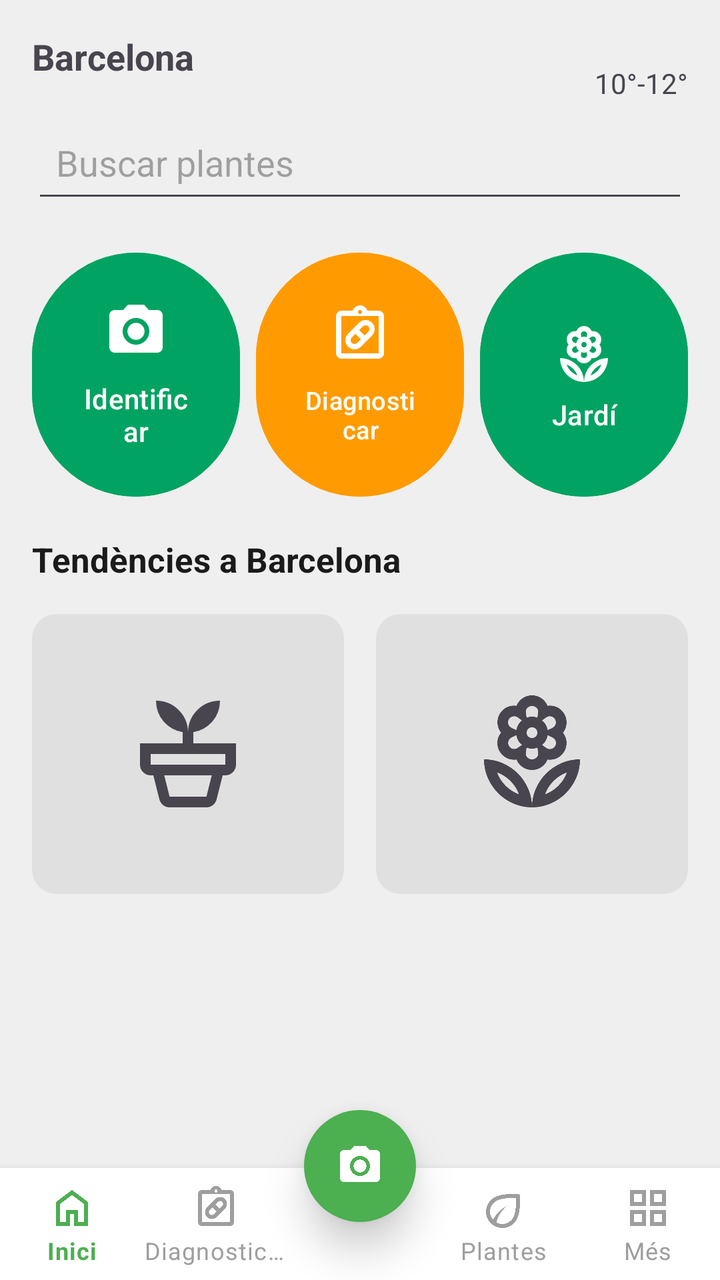
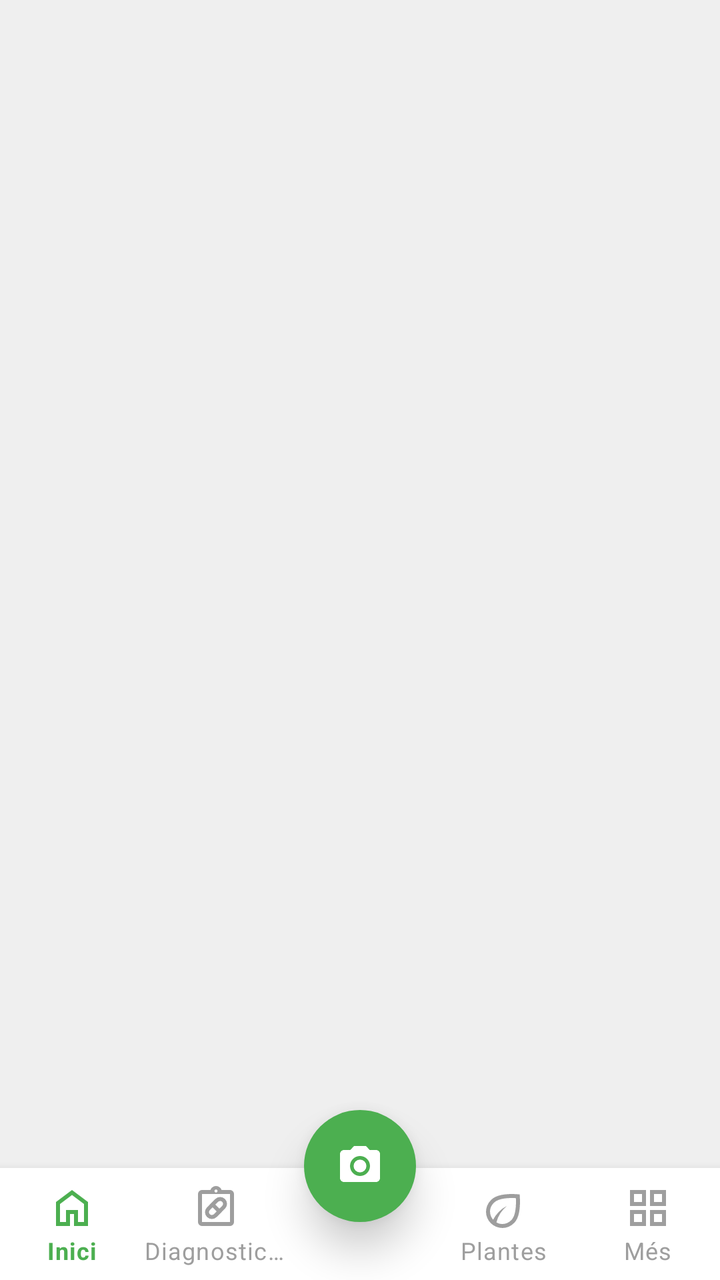

Two renders of the same Android screen: before a commit and after it. Below are the layout's source before the change and the commit's diff.
<!-- AndroidManifest.xml: application theme Theme.Plantzone -->
<!-- res/layout/activity_main.xml -->
<?xml version="1.0" encoding="utf-8"?>
<androidx.constraintlayout.widget.ConstraintLayout
    xmlns:android="http://schemas.android.com/apk/res/android"
    xmlns:app="http://schemas.android.com/apk/res-auto"
    xmlns:tools="http://schemas.android.com/tools"
    android:layout_width="match_parent"
    android:layout_height="match_parent"
    android:background="@color/lightgray">

    
    <androidx.constraintlayout.widget.ConstraintLayout
        android:id="@+id/constraintLayout"
        android:layout_width="0dp"
        android:layout_height="0dp"
        android:background="@color/lightgray"
        android:paddingBottom="80dp"
        app:layout_constraintTop_toTopOf="parent"
        app:layout_constraintBottom_toTopOf="@id/bottomNav"
        app:layout_constraintStart_toStartOf="parent"
        app:layout_constraintEnd_toEndOf="parent">

        
        <TextView
            android:id="@+id/txtCiudad"
            android:layout_width="wrap_content"
            android:layout_height="wrap_content"
            android:layout_margin="16dp"
            android:text="Barcelona"
            android:textSize="18sp"
            android:textStyle="bold"
            app:layout_constraintStart_toStartOf="parent"
            app:layout_constraintTop_toTopOf="parent" />

        <TextView
            android:id="@+id/txtTemp"
            android:layout_width="wrap_content"
            android:layout_height="wrap_content"
            android:layout_margin="16dp"
            android:text="10°-12°"
            app:layout_constraintEnd_toEndOf="parent"
            app:layout_constraintTop_toTopOf="@id/txtCiudad" />

        
        <EditText
            android:id="@+id/search"
            android:layout_width="0dp"
            android:layout_height="50dp"
            android:layout_margin="16dp"
            android:hint="Buscar plantes"
            android:padding="12dp"
            app:layout_constraintEnd_toEndOf="parent"
            app:layout_constraintStart_toStartOf="parent"
            app:layout_constraintTop_toBottomOf="@id/txtCiudad" />

        
        <LinearLayout
            android:id="@+id/menuOpciones"
            android:layout_width="0dp"
            android:layout_height="130dp"
            android:layout_margin="16dp"
            android:orientation="horizontal"
            android:weightSum="3"
            app:layout_constraintEnd_toEndOf="parent"
            app:layout_constraintStart_toStartOf="parent"
            app:layout_constraintTop_toBottomOf="@id/search">

            <com.google.android.material.button.MaterialButton
                android:layout_width="0dp"
                android:layout_height="match_parent"
                android:layout_marginEnd="4dp"
                android:layout_weight="1"
                android:backgroundTint="@color/green_500"
                android:text="Identificar"
                app:icon="@drawable/ic_camera"
                app:iconGravity="textTop"
                app:iconPadding="8dp"
                app:iconSize="32dp" />

            <com.google.android.material.button.MaterialButton
                android:layout_width="0dp"
                android:layout_height="match_parent"
                android:layout_marginHorizontal="4dp"
                android:layout_weight="1"
                android:backgroundTint="@color/orange_500"
                android:text="Diagnosticar"
                android:textSize="12.5sp"
                app:icon="@drawable/ic_health"
                app:iconGravity="textTop"
                app:iconPadding="8dp"
                app:iconSize="32dp" />

            <com.google.android.material.button.MaterialButton
                android:layout_width="0dp"
                android:layout_height="match_parent"
                android:layout_marginStart="4dp"
                android:layout_weight="1"
                android:backgroundTint="@color/green_500"
                android:text="Jardí"
                app:icon="@drawable/ic_plant"
                app:iconGravity="textTop"
                app:iconPadding="8dp"
                app:iconSize="32dp" />

        </LinearLayout>

        
        <TextView
            android:id="@+id/txtTendencias"
            android:textColor="#1A1A1A"
            android:layout_width="wrap_content"
            android:layout_height="wrap_content"
            android:layout_margin="16dp"
            android:text="Tendències a Barcelona"
            android:textSize="17dp"
            android:textStyle="bold"
            app:layout_constraintStart_toStartOf="parent"
            app:layout_constraintTop_toBottomOf="@id/menuOpciones" />

        <LinearLayout
            android:id="@+id/gridPreferits"
            android:layout_width="match_parent"
            android:layout_height="wrap_content"
            android:orientation="horizontal"
            android:paddingTop="16dp"
            android:paddingStart="16dp"
            android:paddingEnd="16dp"
            android:weightSum="2"
            app:layout_constraintTop_toBottomOf="@+id/txtTendencias"
            tools:ignore="MissingConstraints"
            tools:layout_editor_absoluteX="0dp">

            <androidx.cardview.widget.CardView
                android:layout_width="0dp"
                android:layout_height="140dp"
                android:layout_marginEnd="8dp"
                android:layout_weight="1"
                app:cardBackgroundColor="#E0E0E0"
                app:cardCornerRadius="12dp"
                app:cardElevation="0dp">
                <ImageView
                    android:id="@+id/ivPlant1"
                    android:layout_width="64dp"
                    android:layout_height="64dp"
                    android:layout_gravity="center"
                    android:contentDescription="Planta preferida 1"
                    android:src="@drawable/potted_plant_24px" />
            </androidx.cardview.widget.CardView>

            <androidx.cardview.widget.CardView
                android:layout_width="0dp"
                android:layout_height="140dp"
                android:layout_marginStart="8dp"
                android:layout_weight="1"
                app:cardBackgroundColor="#E0E0E0"
                app:cardCornerRadius="12dp"
                app:cardElevation="0dp">
                <ImageView
                    android:id="@+id/ivPlant2"
                    android:layout_width="64dp"
                    android:layout_height="64dp"
                    android:layout_gravity="center"
                    android:contentDescription="Planta preferida 2"
                    android:src="@drawable/local_florist_24px" />
            </androidx.cardview.widget.CardView>

        </LinearLayout>

    </androidx.constraintlayout.widget.ConstraintLayout>

    
    <com.google.android.material.bottomnavigation.BottomNavigationView
        android:id="@+id/bottomNav"
        android:layout_width="0dp"
        android:layout_height="wrap_content"
        app:menu="@menu/bottom_nav_menu"
        app:itemIconTint="@color/bottom_nav_item_color"
        app:itemTextColor="@color/bottom_nav_item_color"
        app:labelVisibilityMode="labeled"
        app:layout_constraintBottom_toBottomOf="parent"
        app:layout_constraintStart_toStartOf="parent"
        app:layout_constraintEnd_toEndOf="parent" />

    
    <ImageButton
        android:id="@+id/fabCamera"
        android:layout_width="56dp"
        android:layout_height="56dp"
        android:src="@drawable/ic_camera"
        android:contentDescription="Càmera"
        android:background="@drawable/fab_circle_background"
        android:padding="14dp"
        app:tint="@android:color/white"
        app:layout_constraintBottom_toBottomOf="parent"
        app:layout_constraintStart_toStartOf="parent"
        app:layout_constraintEnd_toEndOf="parent"
        android:layout_marginBottom="29dp"
        android:elevation="12dp" />

</androidx.constraintlayout.widget.ConstraintLayout>
<!-- resources referenced by this layout -->
<resources>
  <color name="green_500">#00A362</color>
  <color name="lightgray">#EFEFEF</color>
  <color name="orange_500">#FF9B00</color>
  <!-- drawable fab_circle_background (drawable) -->
  <?xml version="1.0" encoding="utf-8"?>
  <shape xmlns:android="http://schemas.android.com/apk/res/android"
      android:shape="oval">
      <solid android:color="#4CAF50" />
      <size
          android:width="56dp"
          android:height="56dp" />
  </shape>
  <!-- drawable ic_health (drawable) -->
  <vector xmlns:android="http://schemas.android.com/apk/res/android" android:height="24dp" android:tint="#FF9B00" android:viewportHeight="960" android:viewportWidth="960" android:width="24dp">
        
      <path android:fillColor="@android:color/white" android:pathData="M494,660Q454,700 397,700Q340,700 300,660Q260,620 260,563.5Q260,507 300,467L466,300Q506,260 563,260Q620,260 660,300Q700,340 700,396.5Q700,453 660,493L494,660ZM356,603Q379,626 403.5,619.5Q428,613 437,604L492,548L412,468L356,523Q339,540 339,563Q339,586 356,603ZM604,357Q581,334 556.5,340.5Q532,347 523,356L468,412L548,492L604,437Q621,420 621,397Q621,374 604,357ZM200,840Q167,840 143.5,816.5Q120,793 120,760L120,200Q120,167 143.5,143.5Q167,120 200,120L368,120Q381,84 411.5,62Q442,40 480,40Q518,40 548.5,62Q579,84 592,120L760,120Q793,120 816.5,143.5Q840,167 840,200L840,760Q840,793 816.5,816.5Q793,840 760,840L200,840ZM200,760L760,760Q760,760 760,760Q760,760 760,760L760,200Q760,200 760,200Q760,200 760,200L200,200Q200,200 200,200Q200,200 200,200L200,760Q200,760 200,760Q200,760 200,760ZM501.5,161.5Q510,153 510,140Q510,127 501.5,118.5Q493,110 480,110Q467,110 458.5,118.5Q450,127 450,140Q450,153 458.5,161.5Q467,170 480,170Q493,170 501.5,161.5ZM200,760Q200,760 200,760Q200,760 200,760L200,200Q200,200 200,200Q200,200 200,200L200,200Q200,200 200,200Q200,200 200,200L200,760Q200,760 200,760Q200,760 200,760Z"/>
      
  </vector>
  <!-- drawable ic_plant: vector/xml drawable (drawable, 3722 chars, omitted) -->
  <!-- drawable local_florist_24px: vector/xml drawable (drawable, 3757 chars, omitted) -->
  <!-- drawable potted_plant_24px (drawable) -->
  <vector xmlns:android="http://schemas.android.com/apk/res/android"
      android:width="24dp"
      android:height="24dp"
      android:viewportWidth="960"
      android:viewportHeight="960"
      android:tint="?attr/colorControlNormal">
    <path
        android:fillColor="@android:color/white"
        android:pathData="M342,800L618,800Q618,800 618,800Q618,800 618,800L658,640L302,640L342,800Q342,800 342,800Q342,800 342,800ZM342,880Q314,880 293,863Q272,846 265,819L220,640L740,640L695,819Q688,846 667,863Q646,880 618,880L342,880ZM200,560L760,560Q760,560 760,560Q760,560 760,560L760,480L200,480L200,560Q200,560 200,560Q200,560 200,560ZM480,320Q480,220 550,150Q620,80 720,80Q720,170 663,236Q606,302 520,316L520,400L840,400L840,560Q840,593 816.5,616.5Q793,640 760,640L200,640Q167,640 143.5,616.5Q120,593 120,560L120,400L440,400L440,316Q354,302 297,236Q240,170 240,80Q340,80 410,150Q480,220 480,320Z"/>
  </vector>
  <style name="Theme.Plantzone" parent="Base.Theme.Plantzone" />
  <color name="blue_500">#009CFF</color>
  <color name="white">#FFFFFF</color>
  <color name="black">#0F0F0F</color>
  <color name="blue_50">#E3F3FE</color>
  <style name="MyBottomNav" parent="Widget.MaterialComponents.BottomNavigationView">
          <item name="itemIconTint">@color/green_500</item>
          <item name="itemTextColor">@color/green_500</item>
          <item name="android:background">@color/white</item>
      </style>
  <!-- unchanged entries left out for length: 2 -->
</resources>

<!-- the commit's change to res/layout/activity_main.xml (unified diff, before → after) -->
@@ -7,167 +7,12 @@
     android:layout_height="match_parent"
     android:background="@color/lightgray">
 
-    
-    <androidx.constraintlayout.widget.ConstraintLayout
-        android:id="@+id/constraintLayout"
-        android:layout_width="0dp"
-        android:layout_height="0dp"
-        android:background="@color/lightgray"
-        android:paddingBottom="80dp"
-        app:layout_constraintTop_toTopOf="parent"
-        app:layout_constraintBottom_toTopOf="@id/bottomNav"
-        app:layout_constraintStart_toStartOf="parent"
-        app:layout_constraintEnd_toEndOf="parent">
+    <FrameLayout
+        android:id="@+id/fragmentContainer"
+        android:layout_width="match_parent"
+        android:layout_height="match_parent"
+        android:layout_above="@id/bottomNav" />
 
-        
-        <TextView
-            android:id="@+id/txtCiudad"
-            android:layout_width="wrap_content"
-            android:layout_height="wrap_content"
-            android:layout_margin="16dp"
-            android:text="Barcelona"
-            android:textSize="18sp"
-            android:textStyle="bold"
-            app:layout_constraintStart_toStartOf="parent"
-            app:layout_constraintTop_toTopOf="parent" />
-
-        <TextView
-            android:id="@+id/txtTemp"
-            android:layout_width="wrap_content"
-            android:layout_height="wrap_content"
-            android:layout_margin="16dp"
-            android:text="10°-12°"
-            app:layout_constraintEnd_toEndOf="parent"
-            app:layout_constraintTop_toTopOf="@id/txtCiudad" />
-
-        
-        <EditText
-            android:id="@+id/search"
-            android:layout_width="0dp"
-            android:layout_height="50dp"
-            android:layout_margin="16dp"
-            android:hint="Buscar plantes"
-            android:padding="12dp"
-            app:layout_constraintEnd_toEndOf="parent"
-            app:layout_constraintStart_toStartOf="parent"
-            app:layout_constraintTop_toBottomOf="@id/txtCiudad" />
-
-        
-        <LinearLayout
-            android:id="@+id/menuOpciones"
-            android:layout_width="0dp"
-            android:layout_height="130dp"
-            android:layout_margin="16dp"
-            android:orientation="horizontal"
-            android:weightSum="3"
-            app:layout_constraintEnd_toEndOf="parent"
-            app:layout_constraintStart_toStartOf="parent"
-            app:layout_constraintTop_toBottomOf="@id/search">
-
-            <com.google.android.material.button.MaterialButton
-                android:layout_width="0dp"
-                android:layout_height="match_parent"
-                android:layout_marginEnd="4dp"
-                android:layout_weight="1"
-                android:backgroundTint="@color/green_500"
-                android:text="Identificar"
-                app:icon="@drawable/ic_camera"
-                app:iconGravity="textTop"
-                app:iconPadding="8dp"
-                app:iconSize="32dp" />
-
-            <com.google.android.material.button.MaterialButton
-                android:layout_width="0dp"
-                android:layout_height="match_parent"
-                android:layout_marginHorizontal="4dp"
-                android:layout_weight="1"
-                android:backgroundTint="@color/orange_500"
-                android:text="Diagnosticar"
-                android:textSize="12.5sp"
-                app:icon="@drawable/ic_health"
-                app:iconGravity="textTop"
-                app:iconPadding="8dp"
-                app:iconSize="32dp" />
-
-            <com.google.android.material.button.MaterialButton
-                android:layout_width="0dp"
-                android:layout_height="match_parent"
-                android:layout_marginStart="4dp"
-                android:layout_weight="1"
-                android:backgroundTint="@color/green_500"
-                android:text="Jardí"
-                app:icon="@drawable/ic_plant"
-                app:iconGravity="textTop"
-                app:iconPadding="8dp"
-                app:iconSize="32dp" />
-
-        </LinearLayout>
-
-        
-        <TextView
-            android:id="@+id/txtTendencias"
-            android:textColor="#1A1A1A"
-            android:layout_width="wrap_content"
-            android:layout_height="wrap_content"
-            android:layout_margin="16dp"
-            android:text="Tendències a Barcelona"
-            android:textSize="17dp"
-            android:textStyle="bold"
-            app:layout_constraintStart_toStartOf="parent"
-            app:layout_constraintTop_toBottomOf="@id/menuOpciones" />
-
-        <LinearLayout
-            android:id="@+id/gridPreferits"
-            android:layout_width="match_parent"
-            android:layout_height="wrap_content"
-            android:orientation="horizontal"
-            android:paddingTop="16dp"
-            android:paddingStart="16dp"
-            android:paddingEnd="16dp"
-            android:weightSum="2"
-            app:layout_constraintTop_toBottomOf="@+id/txtTendencias"
-            tools:ignore="MissingConstraints"
-            tools:layout_editor_absoluteX="0dp">
-
-            <androidx.cardview.widget.CardView
-                android:layout_width="0dp"
-                android:layout_height="140dp"
-                android:layout_marginEnd="8dp"
-                android:layout_weight="1"
-                app:cardBackgroundColor="#E0E0E0"
-                app:cardCornerRadius="12dp"
-                app:cardElevation="0dp">
-                <ImageView
-                    android:id="@+id/ivPlant1"
-                    android:layout_width="64dp"
-                    android:layout_height="64dp"
-                    android:layout_gravity="center"
-                    android:contentDescription="Planta preferida 1"
-                    android:src="@drawable/potted_plant_24px" />
-            </androidx.cardview.widget.CardView>
-
-            <androidx.cardview.widget.CardView
-                android:layout_width="0dp"
-                android:layout_height="140dp"
-                android:layout_marginStart="8dp"
-                android:layout_weight="1"
-                app:cardBackgroundColor="#E0E0E0"
-                app:cardCornerRadius="12dp"
-                app:cardElevation="0dp">
-                <ImageView
-                    android:id="@+id/ivPlant2"
-                    android:layout_width="64dp"
-                    android:layout_height="64dp"
-                    android:layout_gravity="center"
-                    android:contentDescription="Planta preferida 2"
-                    android:src="@drawable/local_florist_24px" />
-            </androidx.cardview.widget.CardView>
-
-        </LinearLayout>
-
-    </androidx.constraintlayout.widget.ConstraintLayout>
-
-    
     <com.google.android.material.bottomnavigation.BottomNavigationView
         android:id="@+id/bottomNav"
         android:layout_width="0dp"
<!-- resource entries referenced after the edit -->
@@ -12,25 +12,6 @@
           android:width="56dp"
           android:height="56dp" />
   </shape>
-  <!-- drawable ic_health (drawable) -->
-  <vector xmlns:android="http://schemas.android.com/apk/res/android" android:height="24dp" android:tint="#FF9B00" android:viewportHeight="960" android:viewportWidth="960" android:width="24dp">
-        
-      <path android:fillColor="@android:color/white" android:pathData="M494,660Q454,700 397,700Q340,700 300,660Q260,620 260,563.5Q260,507 300,467L466,300Q506,260 563,260Q620,260 660,300Q700,340 700,396.5Q700,453 660,493L494,660ZM356,603Q379,626 403.5,619.5Q428,613 437,604L492,548L412,468L356,523Q339,540 339,563Q339,586 356,603ZM604,357Q581,334 556.5,340.5Q532,347 523,356L468,412L548,492L604,437Q621,420 621,397Q621,374 604,357ZM200,840Q167,840 143.5,816.5Q120,793 120,760L120,200Q120,167 143.5,143.5Q167,120 200,120L368,120Q381,84 411.5,62Q442,40 480,40Q518,40 548.5,62Q579,84 592,120L760,120Q793,120 816.5,143.5Q840,167 840,200L840,760Q840,793 816.5,816.5Q793,840 760,840L200,840ZM200,760L760,760Q760,760 760,760Q760,760 760,760L760,200Q760,200 760,200Q760,200 760,200L200,200Q200,200 200,200Q200,200 200,200L200,760Q200,760 200,760Q200,760 200,760ZM501.5,161.5Q510,153 510,140Q510,127 501.5,118.5Q493,110 480,110Q467,110 458.5,118.5Q450,127 450,140Q450,153 458.5,161.5Q467,170 480,170Q493,170 501.5,161.5ZM200,760Q200,760 200,760Q200,760 200,760L200,200Q200,200 200,200Q200,200 200,200L200,200Q200,200 200,200Q200,200 200,200L200,760Q200,760 200,760Q200,760 200,760Z"/>
-      
-  </vector>
-  <!-- drawable ic_plant: vector/xml drawable (drawable, 3722 chars, omitted) -->
-  <!-- drawable local_florist_24px: vector/xml drawable (drawable, 3757 chars, omitted) -->
-  <!-- drawable potted_plant_24px (drawable) -->
-  <vector xmlns:android="http://schemas.android.com/apk/res/android"
-      android:width="24dp"
-      android:height="24dp"
-      android:viewportWidth="960"
-      android:viewportHeight="960"
-      android:tint="?attr/colorControlNormal">
-    <path
-        android:fillColor="@android:color/white"
-        android:pathData="M342,800L618,800Q618,800 618,800Q618,800 618,800L658,640L302,640L342,800Q342,800 342,800Q342,800 342,800ZM342,880Q314,880 293,863Q272,846 265,819L220,640L740,640L695,819Q688,846 667,863Q646,880 618,880L342,880ZM200,560L760,560Q760,560 760,560Q760,560 760,560L760,480L200,480L200,560Q200,560 200,560Q200,560 200,560ZM480,320Q480,220 550,150Q620,80 720,80Q720,170 663,236Q606,302 520,316L520,400L840,400L840,560Q840,593 816.5,616.5Q793,640 760,640L200,640Q167,640 143.5,616.5Q120,593 120,560L120,400L440,400L440,316Q354,302 297,236Q240,170 240,80Q340,80 410,150Q480,220 480,320Z"/>
-  </vector>
   <style name="Theme.Plantzone" parent="Base.Theme.Plantzone" />
   <color name="blue_500">#009CFF</color>
   <color name="white">#FFFFFF</color>
